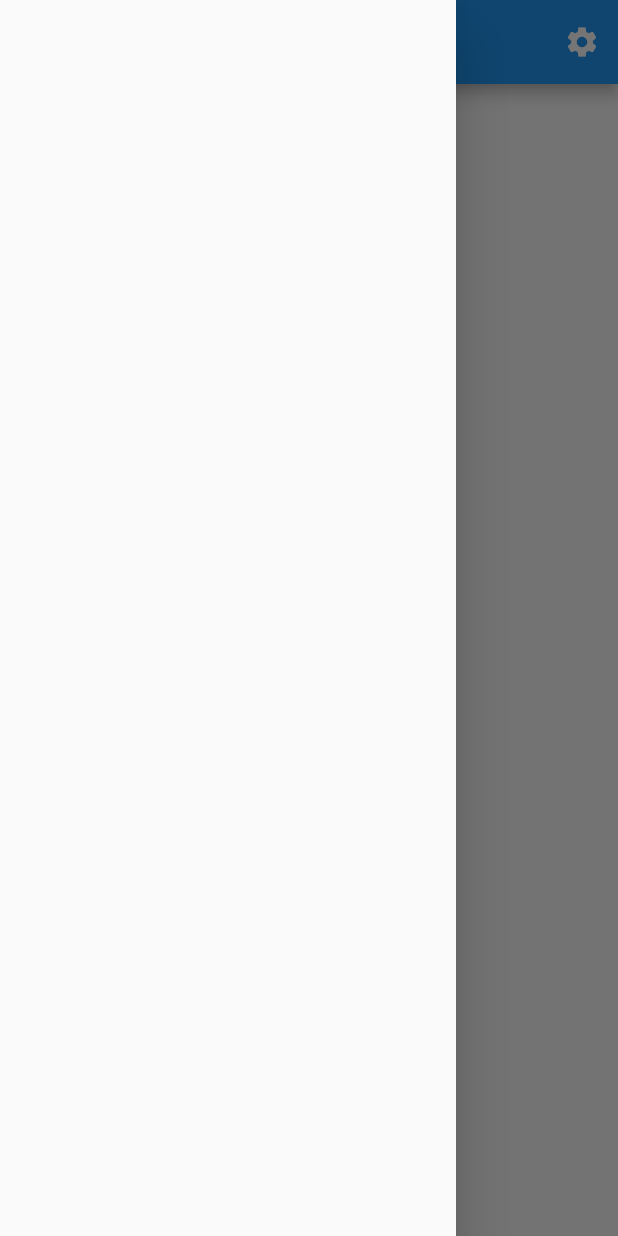
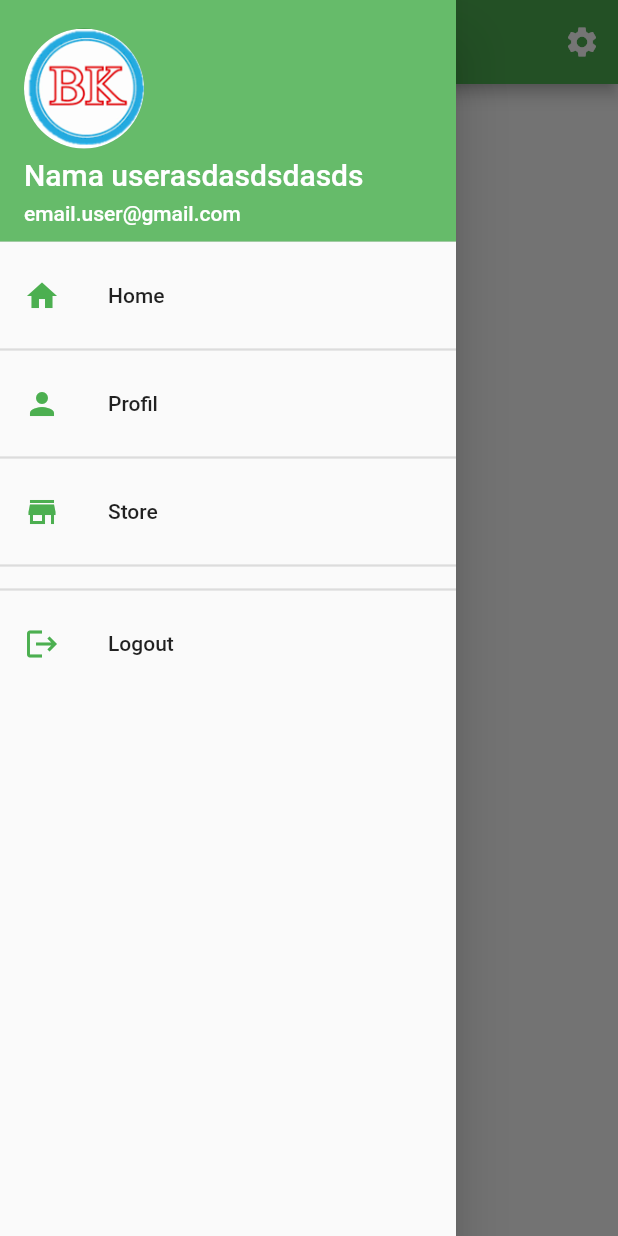
Before and after one commit to RayhanHamada/bakti-karya, a Flutter app: the screen it shows after launch, with the side drawer open, on a phone screen of 412 x 824 dp. Run offline on Flutter 3.47's test engine with Material 2 defaults, Android fonts, the phone set to English and light mode, and no system bars.

Commit message:
feat: add drawer header and menu

```diff
--- /dev/null
+++ b/lib/components/CustomDrawer.dart
@@ -0,0 +1,106 @@
+import 'package:flutter/material.dart';
+
+class CustomDrawer extends StatefulWidget {
+  @override
+  _CustomDrawerState createState() => _CustomDrawerState();
+}
+
+class _CustomDrawerState extends State<CustomDrawer> {
+  @override
+  Widget build(BuildContext context) {
+    return Drawer(
+      child: ListView(
+        // crossAxisAlignment: CrossAxisAlignment.stretch,
+        children: [
+          DrawerHeader(
+            curve: Curves.bounceInOut,
+            decoration: BoxDecoration(
+              color: Colors.green[400],
+            ),
+            child: Flex(
+              direction: Axis.vertical,
+              crossAxisAlignment: CrossAxisAlignment.start,
+              mainAxisAlignment: MainAxisAlignment.spaceAround,
+              children: [
+                CircleAvatar(
+                  foregroundImage: AssetImage(
+                    'assets/logo.png',
+                  ),
+                  radius: 40.0,
+                ),
+                Text(
+                  'Nama userasdasdsdasds',
+                  style: TextStyle(
+                    // fontWeight: FontWeight.bold,
+                    fontSize: 20,
+                    color: Colors.white,
+                    overflow: TextOverflow.clip,
+                  ),
+                ),
+                Text(
+                  'email.user@gmail.com',
+                  style: TextStyle(
+                    color: Colors.white,
+                  ),
+                ),
+              ],
+            ),
+          ),
+          ListTile(
+            title: Text(
+              'Home',
+            ),
+            leading: Icon(
+              Icons.home,
+              color: Colors.green,
+            ),
+            onTap: () {},
+          ),
+          Divider(
+            thickness: 1.5,
+          ),
+          ListTile(
+            title: Text(
+              'Profil',
+            ),
+            leading: Icon(
+              Icons.person,
+              color: Colors.green,
+            ),
+            onTap: () {},
+          ),
+          Divider(
+            thickness: 1.5,
+          ),
+          ListTile(
+            title: Text(
+              'Store',
+            ),
+            leading: Icon(
+              Icons.store,
+              color: Colors.green,
+            ),
+            onTap: () {},
+          ),
+          Divider(
+            thickness: 1.5,
+          ),
+          Spacer(),
+          Divider(
+            thickness: 1.5,
+          ),
+          ListTile(
+            title: Text(
+              'Logout',
+            ),
+            leading: Icon(
+              Icons.logout,
+              color: Colors.green,
+            ),
+            onTap: () {},
+          ),
+        ],
+      ),
+    );
+  }
+}
--- a/lib/main.dart
+++ b/lib/main.dart
@@ -17,7 +17,7 @@ class MyApp extends StatelessWidget {
       title: 'Bakti Karya',
       debugShowCheckedModeBanner: false,
       theme: ThemeData(
-        primarySwatch: Colors.blue,
+        primarySwatch: Colors.green,
         visualDensity: VisualDensity.adaptivePlatformDensity,
         backgroundColor: Colors.blue,
         outlinedButtonTheme: OutlinedButtonThemeData(
--- a/lib/pages/home_page/home_page.dart
+++ b/lib/pages/home_page/home_page.dart
@@ -1,3 +1,4 @@
+import 'package:bakti_karya/components/CustomDrawer.dart';
 import 'package:bakti_karya/pages/settings_page/settings_page.dart';
 import 'package:flutter/material.dart';
 
@@ -40,12 +41,7 @@ class _HomePageState extends State<HomePage> {
           ),
         ),
       ),
-      drawer: Drawer(
-        child: Column(
-          crossAxisAlignment: CrossAxisAlignment.stretch,
-          children: [],
-        ),
-      ),
+      drawer: CustomDrawer(),
       body: Container(),
     );
   }
```
